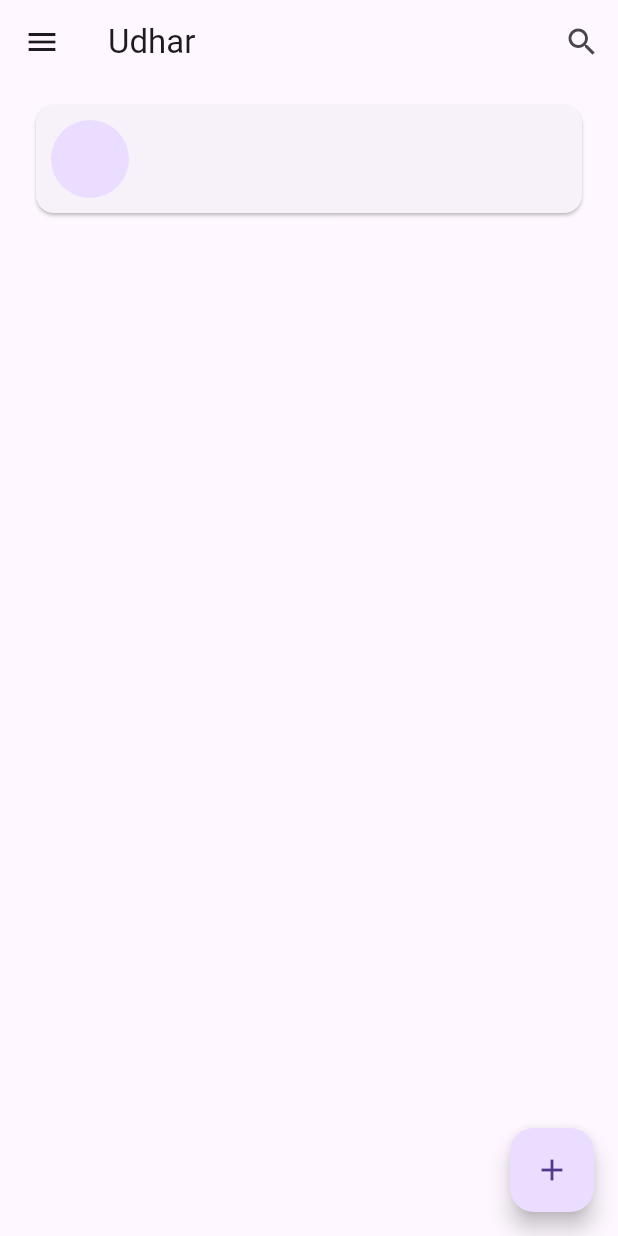
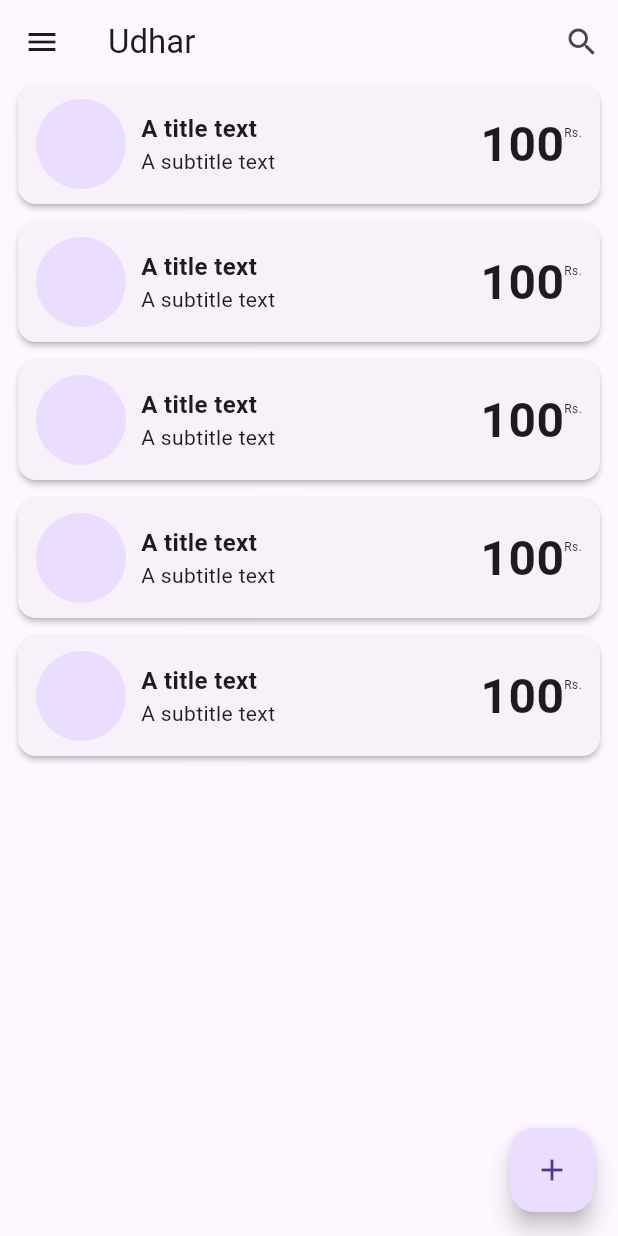
Before and after one commit to ankit7927/udhar, a Flutter app: the screen it shows after launch, on a phone screen of 412 x 824 dp. Run offline on Flutter 3.47's test engine with Material 2 defaults, Android fonts, the phone set to English and light mode, and no system bars; our stand-ins replace flutter_expandable_fab.

Commit message:
done this home customer card and updated home page

```diff
--- a/lib/components/home_customer_card.dart
+++ b/lib/components/home_customer_card.dart
@@ -5,52 +5,50 @@ class HomeCustomerCard extends StatelessWidget {
 
   @override
   Widget build(BuildContext context) {
-    return  Card(
-      child: Row(children: [
-        Container(
-          margin: EdgeInsets.all(10),
-          child: const CircleAvatar(
-            radius: 26,
+    return Card(
+      elevation: 1.6,
+      margin: const EdgeInsets.only(bottom: 12.0),
+      child: Container(
+        padding: const EdgeInsets.fromLTRB(12, 10, 12, 10),
+        child: const Row(
+          children: <Widget>[
+            CircleAvatar(
+              radius: 30.0,
             ),
-        )
-      ]),
-    );
-
-    /* const Card(
-      child: Row(
-        children: [
-          CircleAvatar(
-            radius: 20,
+            SizedBox(width: 10.0),
+            Expanded(
+              child: Column(
+                crossAxisAlignment: CrossAxisAlignment.start,
+                children: <Widget>[
+                  Text(
+                    "A title text",
+                    style: TextStyle(
+                      fontSize: 16.0,
+                      fontWeight: FontWeight.bold,
                     ),
-          Column(
-            children: [
-              Text(
-                "Customer Name",
-                style: TextStyle(fontWeight: FontWeight.bold),
                   ),
-              Text(
-                "Some supporting text for addres to fill",
-                overflow: TextOverflow.ellipsis,
-                style: TextStyle(fontSize: 10),
-              )
+                  Text("A subtitle text"),
                 ],
               ),
+            ),
+            SizedBox(width: 10.0),
             Row(
+              crossAxisAlignment: CrossAxisAlignment.start,
               children: [
                 Text(
                   "100",
-                style: TextStyle(fontWeight: FontWeight.w600, fontSize: 30),
+                  style: TextStyle(
+                      fontSize: 32.0, fontWeight: FontWeight.bold, height: 0.8),
                 ),
                 Text(
                   "Rs.",
-                style: TextStyle(fontSize: 10, fontWeight: FontWeight.w400),
+                  style: TextStyle(fontSize: 8),
                 )
               ],
             )
           ],
         ),
+      ),
     );
-
-    */
   }
 }
--- a/lib/pages/home.dart
+++ b/lib/pages/home.dart
@@ -17,9 +17,14 @@ class _HomeState extends State<Home> {
         title: const Text("Udhar"),
         actions: [IconButton(onPressed: () {}, icon: const Icon(Icons.search))],
       ),
-      body: const Padding(
-        padding: EdgeInsets.only(top: 10, left: 20, right: 20),
-        child: HomeCustomerCard(),
+      body: Padding(
+        padding: const EdgeInsets.only(left: 12, right: 12),
+        child: ListView.builder(
+          itemCount: 5,
+          itemBuilder: (context, index) {
+            return const HomeCustomerCard();
+          },
+        ),
       ),
       floatingActionButton: FloatingActionButton(
         onPressed: () {},
```
Lines whose indentation alone changed are shown as unchanged.
